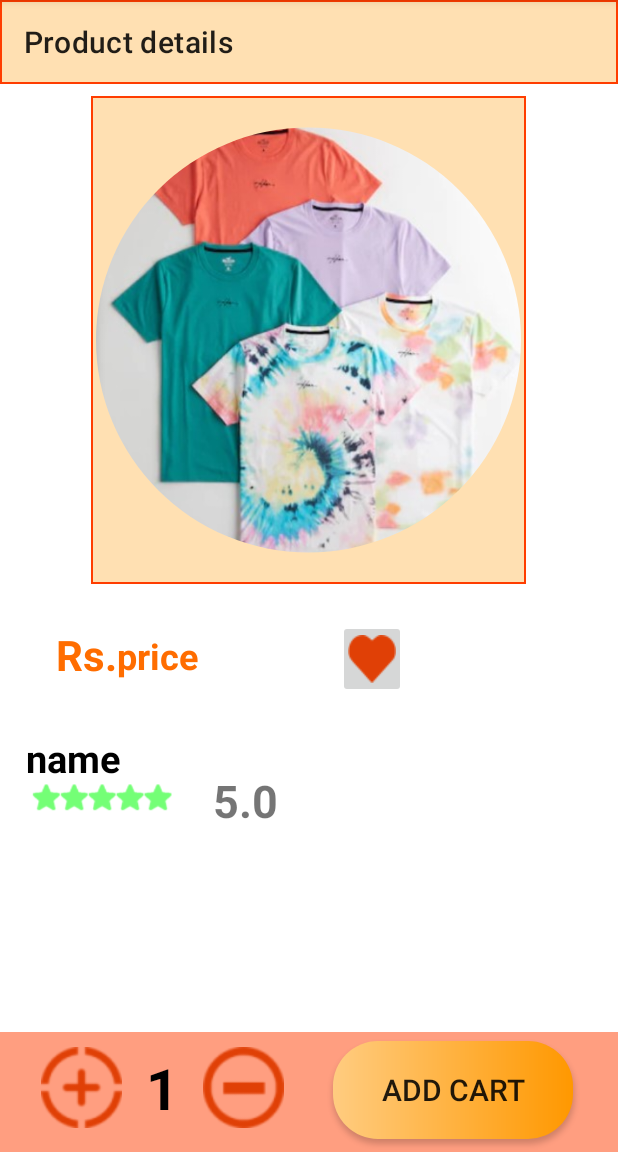
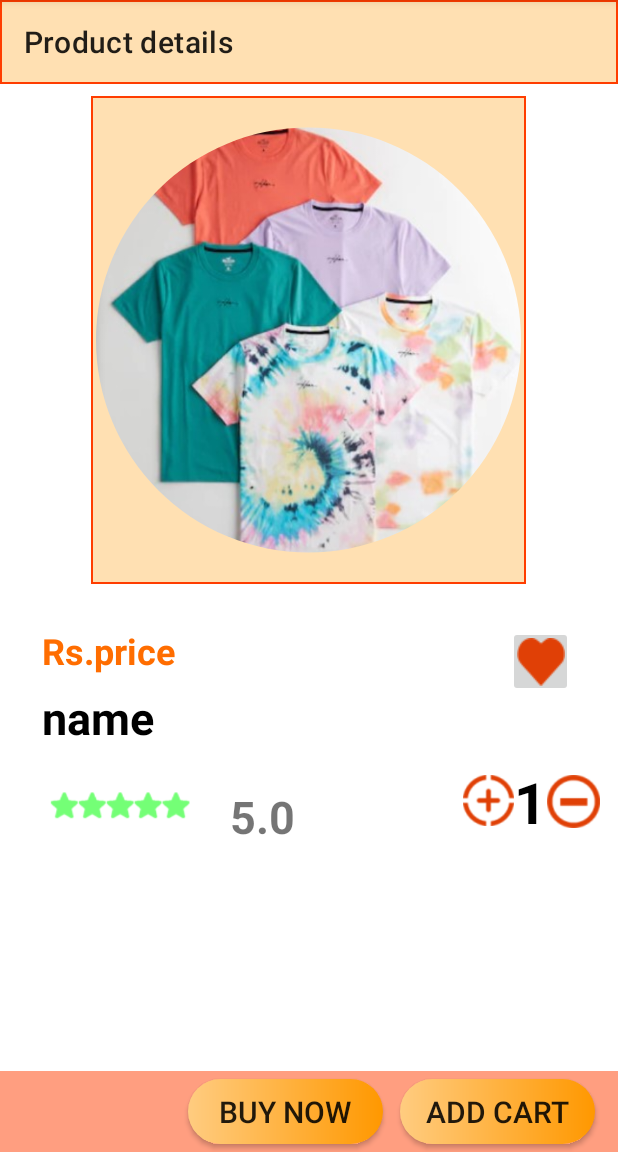
Before and after one commit to Greshanw/Online-Shopping-App, an Android app: the ProductActivity screen opened directly, with no data from a screen before it, on a phone screen of 412 x 824 dp, the part 84-1236 px from its top. Run offline under Robolectric (Android 15) with nearby library versions, the phone set to English and light mode, and no system bars; our stand-ins replace Firebase (no records; nobody signed in at launch, a user with empty details on screens opened directly); plain views replace RoundedImageView; Roboto replaces fonts that are not available here.

Commit message:
Fix total in cart Add buy now button to the product activity

```diff
--- a/app/src/main/java/com/example/project_mad/My_Cart_Fragment.java
+++ b/app/src/main/java/com/example/project_mad/My_Cart_Fragment.java
@@ -15,6 +15,7 @@ import androidx.recyclerview.widget.RecyclerView;
 import android.view.LayoutInflater;
 import android.view.View;
 import android.view.ViewGroup;
+import android.widget.Button;
 import android.widget.TextView;
 import android.widget.Toast;
 
@@ -35,7 +36,8 @@ public class My_Cart_Fragment extends Fragment {
     FirebaseFirestore db;
     FirebaseAuth auth;
     float total = 0;
-    TextView tot;
+    TextView totalPrice;
+    Button checkout;
 
     RecyclerView recyclerView;
     CartAdapter cartAdapter;
@@ -55,6 +57,8 @@ public class My_Cart_Fragment extends Fragment {
         db = FirebaseFirestore.getInstance();
         auth = FirebaseAuth.getInstance();
         recyclerView = root.findViewById(R.id.recyclerview);
+        totalPrice = root.findViewById(R.id.totalPrice);
+        checkout = root.findViewById(R.id.checkout_btn);
 
         LocalBroadcastManager.getInstance(getActivity())
                 .registerReceiver(mMessageReceiver, new IntentFilter("cartTotal"));
@@ -92,8 +96,13 @@ public class My_Cart_Fragment extends Fragment {
     public BroadcastReceiver mMessageReceiver = new BroadcastReceiver() {
         @Override
         public void onReceive(Context context, Intent intent) {
-            int counttot = intent.getIntExtra("total", 0);
-            tot.setText(String.valueOf(counttot));
+            total = intent.getFloatExtra("totPrice", 0);
+            totalPrice.setText(String.valueOf(total));
         }
     };
+
+    public void Checkout(){
+        //Intent intent = new Intent(this, categoryFragment.class);
+    }
+
 }
--- a/app/src/main/java/com/example/project_mad/ProductActivity.java
+++ b/app/src/main/java/com/example/project_mad/ProductActivity.java
@@ -5,6 +5,7 @@ import androidx.appcompat.app.AppCompatActivity;
 import androidx.appcompat.widget.Toolbar;
 import androidx.cardview.widget.CardView;
 
+import android.content.Intent;
 import android.os.Bundle;
 import android.view.View;
 import android.widget.Button;
@@ -167,6 +168,9 @@ public class ProductActivity extends AppCompatActivity {
                 finish();
             }
         });
+    }
 
+    public void BuyNow(){
+        //Intent intent = new Intent(this, );
     }
 }
--- a/app/src/main/java/com/example/project_mad/adapters/CartAdapter.java
+++ b/app/src/main/java/com/example/project_mad/adapters/CartAdapter.java
@@ -32,6 +32,7 @@ public class CartAdapter extends RecyclerView.Adapter<CartAdapter.Viewholder> {
     FirebaseFirestore firestore;
     FirebaseAuth auth;
     int count;
+    float total = 0;
 
     public CartAdapter(Context context, List<CartModel> cartModelList) {
          this.context = context;
@@ -48,6 +49,10 @@ public class CartAdapter extends RecyclerView.Adapter<CartAdapter.Viewholder> {
 
     @Override
     public void onBindViewHolder(@NonNull Viewholder holder, int position) {
+        float temp = 0;
+        temp = Float.parseFloat(cartModelList.get(position).getProductPrice());
+        setTotal(temp);
+
         holder.price.setText(String.valueOf(cartModelList.get(position).getProductPrice()));
         holder.itemName.setText(String.valueOf(cartModelList.get(position).getProductName()));
         holder.qty.setText(String.valueOf(cartModelList.get(position).getTotalQuantity()));
@@ -62,20 +67,25 @@ public class CartAdapter extends RecyclerView.Adapter<CartAdapter.Viewholder> {
                         .delete()
                         .addOnCompleteListener(new OnCompleteListener<Void>() {
                             @Override
-                            public void onComplete(@NonNull Task<Void> task) {
+                            public void onComplete(@NonNull Task <Void> task) {
                                 if(task.isSuccessful()){
+                                    setTotal((-2)*Float.parseFloat(cartModelList.get(position).getProductPrice()));
+
                                     cartModelList.remove(cartModelList.get(position));
                                     notifyDataSetChanged();
                                     Toast.makeText(context, "Product removed from the Cart", Toast.LENGTH_SHORT).show();
                                 }
+
                             }
+
                         });
             }
         });
 
         count = getItemCount();
-        Intent intent = new Intent("cartlisttot");
-        intent.putExtra("totwish", count);
+        total = getTotal();
+        Intent intent = new Intent("cartTotal");
+        intent.putExtra("totPrice", total);
         LocalBroadcastManager.getInstance(context).sendBroadcast(intent);
     }
 
@@ -100,4 +110,11 @@ public class CartAdapter extends RecyclerView.Adapter<CartAdapter.Viewholder> {
             delBtn = itemView.findViewById(R.id.del_btn);
         }
     }
+
+    public void setTotal(float total){
+        this.total += total;
+    }
+    public float getTotal(){
+        return total;
+    }
 }
--- a/app/src/main/res/layout/activity_product.xml
+++ b/app/src/main/res/layout/activity_product.xml
@@ -37,144 +37,150 @@
         android:id="@+id/textView"
         android:layout_width="wrap_content"
         android:layout_height="wrap_content"
-        android:layout_marginTop="-3dp"
+        android:layout_marginStart="28dp"
         android:text="Rs."
         android:textColor="@color/purple_200"
-        android:textSize="28sp"
+        android:textSize="24sp"
         android:textStyle="bold"
-        app:layout_constraintBottom_toBottomOf="parent"
-        app:layout_constraintEnd_toEndOf="@+id/toolbar2"
-        app:layout_constraintHorizontal_bias="0.1"
-        app:layout_constraintStart_toStartOf="parent"
-        app:layout_constraintTop_toBottomOf="@+id/detailed_img"
-        app:layout_constraintVertical_bias="0.092" />
+        app:layout_constraintBaseline_toBaselineOf="@+id/detailed_price"
+        app:layout_constraintStart_toStartOf="parent" />
 
     <TextView
         android:id="@+id/detailed_price"
         android:layout_width="wrap_content"
         android:layout_height="wrap_content"
+        android:layout_marginTop="28dp"
         android:text="price"
         android:textColor="@color/purple_200"
         android:textSize="24sp"
         android:textStyle="bold"
-        app:layout_constraintBottom_toBottomOf="parent"
-        app:layout_constraintEnd_toEndOf="@+id/toolbar2"
-        app:layout_constraintHorizontal_bias="0.218"
-        app:layout_constraintStart_toStartOf="parent"
-        app:layout_constraintTop_toBottomOf="@+id/detailed_img"
-        app:layout_constraintVertical_bias="0.09" />
+        app:layout_constraintStart_toEndOf="@+id/textView"
+        app:layout_constraintTop_toBottomOf="@+id/detailed_img" />
 
     <TextView
         android:id="@+id/detailed_name"
         android:layout_width="wrap_content"
         android:layout_height="wrap_content"
-        android:layout_marginBottom="236dp"
+        android:layout_marginStart="28dp"
+        android:layout_marginTop="8dp"
         android:fontFamily="@font/alice"
         android:text="name"
         android:textColor="@color/black"
-        android:layout_marginTop="5dp"
-        android:textSize="25sp"
+        android:textSize="30sp"
         android:textStyle="bold"
-        app:layout_constraintBottom_toBottomOf="parent"
-        app:layout_constraintEnd_toEndOf="parent"
-        app:layout_constraintHorizontal_bias="0.049"
-        app:layout_constraintStart_toStartOf="@+id/toolbar2"
-        app:layout_constraintTop_toBottomOf="@+id/detailed_price"
-        app:layout_constraintVertical_bias="0.75" />
+        app:layout_constraintStart_toStartOf="parent"
+        app:layout_constraintTop_toBottomOf="@+id/textView" />
 
     <ImageView
         android:id="@+id/imageView3"
         android:layout_width="101dp"
         android:layout_height="50dp"
-        android:layout_marginTop="120dp"
+        android:layout_marginStart="28dp"
+        android:layout_marginTop="16dp"
         android:src="@drawable/ratingbar"
-        app:layout_constraintEnd_toEndOf="parent"
-        app:layout_constraintHorizontal_bias="0.051"
-        app:layout_constraintStart_toStartOf="@+id/toolbar2"
-        app:layout_constraintTop_toBottomOf="@+id/detailed_img"
+        app:layout_constraintStart_toStartOf="parent"
+        app:layout_constraintTop_toBottomOf="@+id/detailed_name"
         tools:ignore="MissingConstraints" />
 
     <TextView
         android:id="@+id/detailed_rating"
         android:layout_width="wrap_content"
         android:layout_height="wrap_content"
-        android:layout_marginTop="124dp"
+        android:layout_marginStart="24dp"
+        android:layout_marginTop="25dp"
         android:layout_weight="1"
         android:fontFamily="@font/alice"
         android:text="5.0"
         android:textSize="30dp"
         android:textStyle="bold"
-        app:layout_constraintEnd_toEndOf="parent"
-        app:layout_constraintHorizontal_bias="0.097"
         app:layout_constraintStart_toEndOf="@+id/imageView3"
-        app:layout_constraintTop_toBottomOf="@+id/detailed_img" />
+        app:layout_constraintTop_toBottomOf="@+id/detailed_name" />
 
     <ImageButton
         android:id="@+id/wishbtn"
-        android:layout_width="45dp"
-        android:layout_height="wrap_content"
+        android:layout_width="43dp"
+        android:layout_height="47dp"
         android:layout_gravity="end"
-        android:layout_marginStart="40dp"
-        android:layout_marginTop="24dp"
+        android:layout_marginTop="28dp"
+        android:layout_marginEnd="16dp"
         android:src="@drawable/heart32"
-        app:layout_constraintStart_toEndOf="@+id/detailed_rating"
+        app:layout_constraintEnd_toEndOf="parent"
+        app:layout_constraintHorizontal_bias="0.94"
+        app:layout_constraintStart_toEndOf="@+id/detailed_price"
         app:layout_constraintTop_toBottomOf="@+id/detailed_img" />
 
     <RelativeLayout
-        android:layout_width="match_parent"
-        android:layout_height="80dp"
+        android:layout_width="0dp"
+        android:layout_height="54dp"
         android:background="#FF9E80"
         app:layout_constraintBottom_toBottomOf="parent"
         app:layout_constraintEnd_toEndOf="parent"
-        app:layout_constraintStart_toStartOf="parent" >
-
-        <ImageView
-            android:id="@+id/add_item"
-            android:layout_width="54dp"
-            android:layout_height="54dp"
-            android:layout_alignParentStart="true"
-            android:layout_alignParentTop="true"
-            android:layout_marginStart="27dp"
-            android:layout_marginTop="10dp"
-            android:src="@drawable/addbtn" />
-
-        <TextView
-            android:id="@+id/quantity"
-            android:layout_width="wrap_content"
-            android:layout_height="wrap_content"
-            android:layout_alignParentStart="true"
-            android:layout_alignParentTop="true"
-            android:layout_marginStart="97dp"
-            android:layout_marginTop="11dp"
-            android:text="1"
-            android:textColor="@color/black"
-            android:textSize="38dp"
-            android:textStyle="bold"/>
-
-        <ImageView
-            android:id="@+id/remove_item"
-            android:layout_width="54dp"
-            android:layout_height="54dp"
-            android:layout_alignParentStart="true"
-            android:layout_alignParentTop="true"
-            android:layout_marginStart="135dp"
-            android:layout_marginTop="10dp"
-            android:src="@drawable/minus" />
+        app:layout_constraintHorizontal_bias="1.0"
+        app:layout_constraintStart_toStartOf="parent">
 
         <androidx.appcompat.widget.AppCompatButton
             android:id="@+id/addtocart"
-            android:layout_width="160dp"
-            android:layout_height="65dp"
-            android:background="@drawable/btnstyle"
+            android:layout_width="130dp"
+            android:layout_height="wrap_content"
             android:layout_alignParentTop="true"
             android:layout_alignParentEnd="true"
-            android:layout_marginTop="6dp"
-            android:textSize="20sp"
-            android:layout_marginEnd="30dp"
-            android:text="Add Cart" />
+            android:layout_alignParentBottom="true"
+            android:layout_marginTop="5dp"
+            android:layout_marginEnd="15dp"
+            android:layout_marginBottom="5dp"
+            android:background="@drawable/btnstyle"
+            android:foregroundGravity="center_vertical"
+            android:text="Add Cart"
+            android:textSize="20sp" />
+
+        <androidx.appcompat.widget.AppCompatButton
+            android:id="@+id/buyNow"
+            android:layout_width="130dp"
+            android:layout_height="wrap_content"
+            android:layout_alignParentTop="true"
+            android:layout_alignParentBottom="true"
+            android:layout_marginTop="5dp"
+            android:layout_marginEnd="11dp"
+            android:layout_marginBottom="5dp"
+            android:layout_toStartOf="@+id/addtocart"
+            android:background="@drawable/btnstyle"
+            android:foregroundGravity="center_vertical"
+            android:text="Buy Now"
+            android:textSize="20sp" />
 
 
     </RelativeLayout>
 
+    <ImageView
+        android:id="@+id/remove_item"
+        android:layout_width="35dp"
+        android:layout_height="35dp"
+        android:layout_marginTop="52dp"
+        android:layout_marginEnd="12dp"
+        android:src="@drawable/minus"
+        app:layout_constraintEnd_toEndOf="parent"
+        app:layout_constraintTop_toBottomOf="@+id/wishbtn" />
+
+    <TextView
+        android:id="@+id/quantity"
+        android:layout_width="wrap_content"
+        android:layout_height="wrap_content"
+        android:layout_marginTop="44dp"
+        android:text="1"
+        android:textColor="@color/black"
+        android:textSize="38dp"
+        android:textStyle="bold"
+        app:layout_constraintEnd_toStartOf="@+id/remove_item"
+        app:layout_constraintTop_toBottomOf="@+id/wishbtn" />
+
+    <ImageView
+        android:id="@+id/add_item"
+        android:layout_width="34dp"
+        android:layout_height="34dp"
+        android:layout_marginTop="52dp"
+        android:src="@drawable/addbtn"
+        app:layout_constraintEnd_toStartOf="@+id/quantity"
+        app:layout_constraintTop_toBottomOf="@+id/wishbtn" />
+
 
 </androidx.constraintlayout.widget.ConstraintLayout>
--- a/app/src/main/res/layout/fragment_my__cart_.xml
+++ b/app/src/main/res/layout/fragment_my__cart_.xml
@@ -76,7 +76,7 @@
                 android:textSize="24sp" />
 
             <Button
-                android:id="@+id/button5"
+                android:id="@+id/checkout_btn"
                 android:layout_width="wrap_content"
                 android:layout_height="wrap_content"
                 android:layout_gravity="end"
@@ -84,14 +84,15 @@
                 android:text="@string/check_out_btn" />
 
             <TextView
-                android:id="@+id/total"
+                android:id="@+id/totalPrice"
                 android:layout_width="wrap_content"
                 android:layout_height="wrap_content"
                 android:layout_gravity="center_vertical|end"
                 android:layout_marginEnd="140dp"
-                android:text="RS 0"
+                android:text="0"
                 android:textColor="@color/black"
                 android:textSize="24sp" />
+
         </androidx.cardview.widget.CardView>
 
 
--- a/app/src/main/res/values/strings.xml
+++ b/app/src/main/res/values/strings.xml
@@ -51,6 +51,6 @@
     <string name="cart_title">My Cart</string>
     <string name="decrease">-</string>
     <string name="increase">+</string>
-    <string name="total">Total:</string>
+    <string name="total">Total: Rs.</string>
     <string name="check_out_btn">Check Out</string>
 </resources>
```
